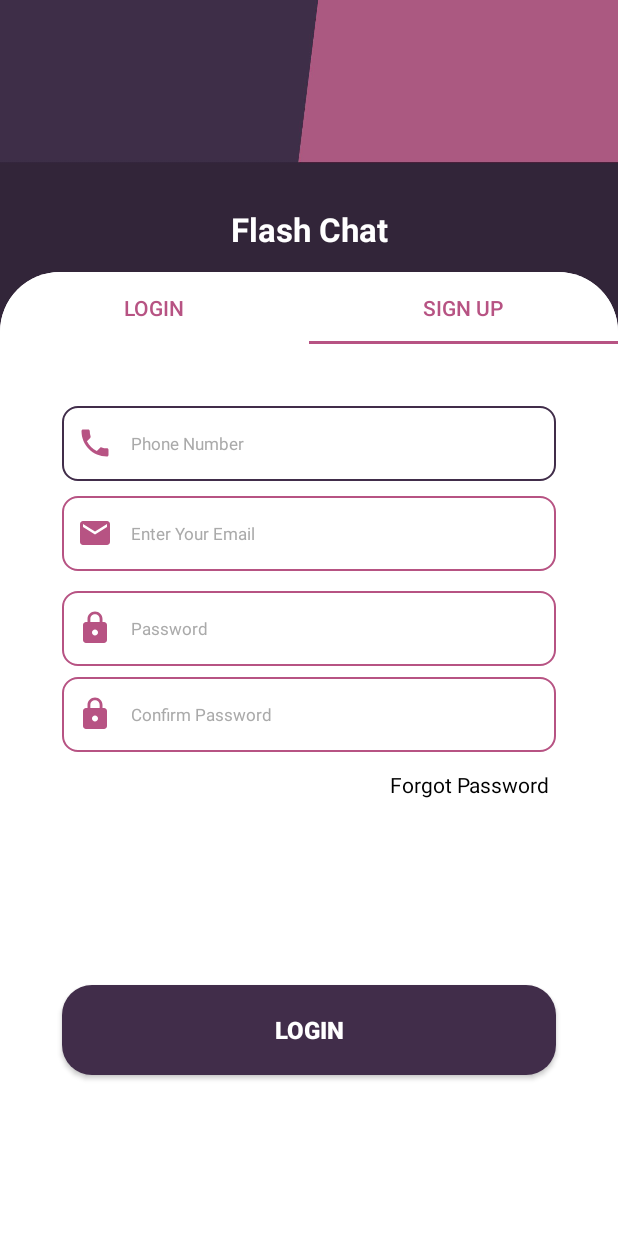
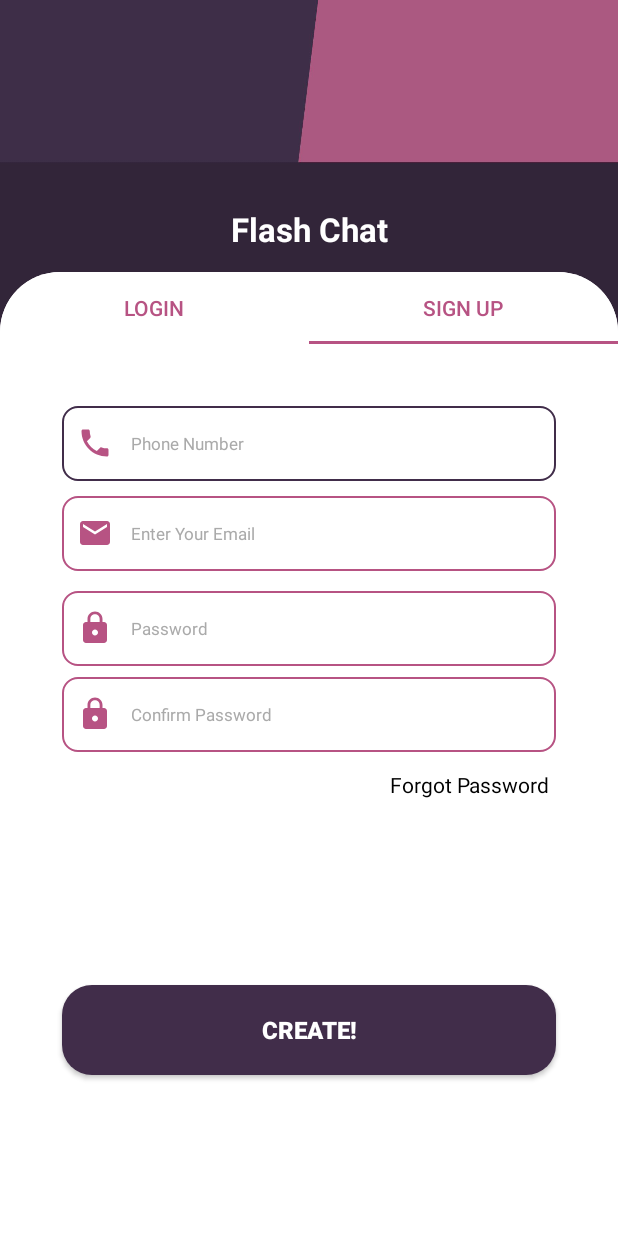
Before and after one commit to Ali-Azhar128/myChat, an Android app: the screen it shows after launch (MainActivity), tab 2 chosen, on a phone screen of 412 x 824 dp. Run offline under Robolectric (Android 15) with nearby library versions, the phone set to English and light mode, and no system bars; our stand-ins replace Firebase (no records; nobody signed in at launch, a user with empty details on screens opened directly).

```diff
--- a/app/src/main/java/com/example/mychat/fragments/SignupTabFragment.java
+++ b/app/src/main/java/com/example/mychat/fragments/SignupTabFragment.java
@@ -38,7 +38,7 @@ public class SignupTabFragment extends Fragment {
         pass = (EditText) root.findViewById(R.id.pass);
         cpass = (EditText) root.findViewById(R.id.confirmpass);
         auth = FirebaseAuth.getInstance();
-        b = (Button) root.findViewById(R.id.button);
+        b = (Button) root.findViewById(R.id.b1);
 
         b.setOnClickListener(new View.OnClickListener() {
             @Override
--- a/app/src/main/java/com/example/mychat/fragments/loginTabFragment.java
+++ b/app/src/main/java/com/example/mychat/fragments/loginTabFragment.java
@@ -1,21 +1,76 @@
 package com.example.mychat.fragments;
 
+import android.content.Intent;
 import android.os.Bundle;
 import android.view.LayoutInflater;
 import android.view.View;
 import android.view.ViewGroup;
+import android.widget.Button;
+import android.widget.EditText;
+import android.widget.Toast;
 
+import androidx.annotation.NonNull;
 import androidx.fragment.app.Fragment;
 
 import com.example.mychat.R;
+import com.example.mychat.activities.ChatActivity;
+import com.google.android.gms.tasks.OnCompleteListener;
+import com.google.android.gms.tasks.Task;
+import com.google.firebase.auth.AuthResult;
+import com.google.firebase.auth.FirebaseAuth;
+import com.google.firebase.auth.FirebaseAuthInvalidCredentialsException;
+import com.google.firebase.auth.FirebaseAuthUserCollisionException;
+import com.google.firebase.auth.FirebaseAuthWeakPasswordException;
 
 public class loginTabFragment extends Fragment {
+    EditText _email, _pass;
+    FirebaseAuth auth;
+    Button b;
 
 
     @Override
     public View onCreateView(LayoutInflater inflator, ViewGroup container, Bundle savedInstanceState)
     {
         ViewGroup root = (ViewGroup) inflator.inflate(R.layout.login_fragment, container, false);
+        _email = (EditText) root.findViewById(R.id.email);
+        _pass = (EditText) root.findViewById(R.id.pass);
+        auth = FirebaseAuth.getInstance();
+        b = root.findViewById(R.id.button);
+        b.setOnClickListener(new View.OnClickListener() {
+            @Override
+            public void onClick(View view) {
+                auth.signInWithEmailAndPassword(_email.getText().toString(), _pass.getText().toString())
+                        .addOnCompleteListener(getActivity(), new OnCompleteListener<AuthResult>() {
+                            public void onComplete(@NonNull Task<AuthResult> task)
+                            {
+
+                                if (!task.isSuccessful()) {
+                                    try {
+                                        throw task.getException();
+                                    } catch (Exception e)
+                                    {
+                                        _pass.setError(e.toString());
+                                        _email.setError(e.toString());
+                                    }
+                                } else {
+                                    startActivity(new Intent(getActivity(), ChatActivity.class));
+                                    getActivity().finish();
+                                }
+                            }
+                        });
+
+            }
+        });
+
+
         return root;
     }
+    public void login(View v)
+    {
+
+
+
+
+    }
+
 }
--- a/app/src/main/res/layout/signup_fragment.xml
+++ b/app/src/main/res/layout/signup_fragment.xml
@@ -107,12 +107,12 @@
         app:layout_constraintWidth_percent="0.8" />
 
     <Button
-        android:id="@+id/button"
+        android:id="@+id/b1"
         android:layout_width="0dp"
         android:layout_height="60dp"
         android:background="@drawable/button_bg"
         android:onClick="onClick"
-        android:text="Login"
+        android:text="CREATE!"
         android:textSize="16sp"
         android:textStyle="bold"
         app:backgroundTint="@null"
@@ -130,7 +130,7 @@
         android:layout_marginTop="12dp"
         android:text="Forgot Password"
         android:textColor="@color/black"
-        app:layout_constraintBottom_toTopOf="@+id/button"
+        app:layout_constraintBottom_toTopOf="@+id/b1"
         app:layout_constraintEnd_toEndOf="@+id/confirmpass"
         app:layout_constraintHorizontal_bias="0.98"
         app:layout_constraintStart_toStartOf="@+id/confirmpass"
```
